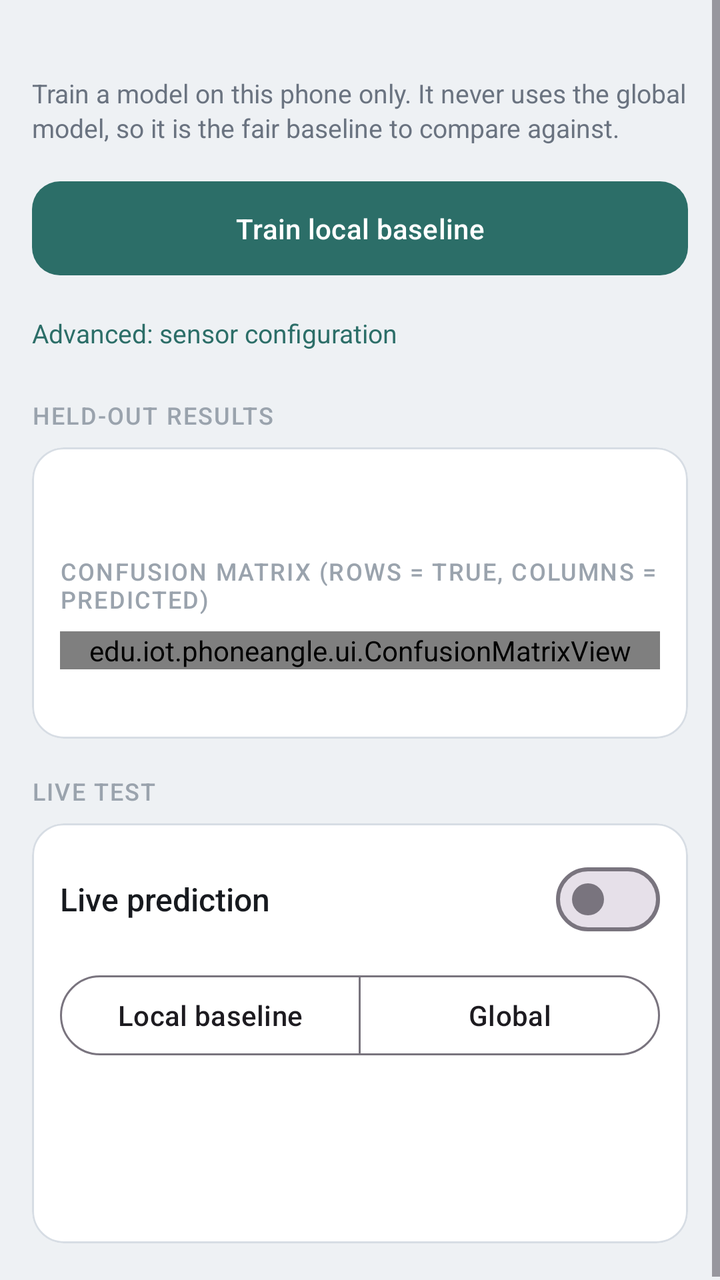
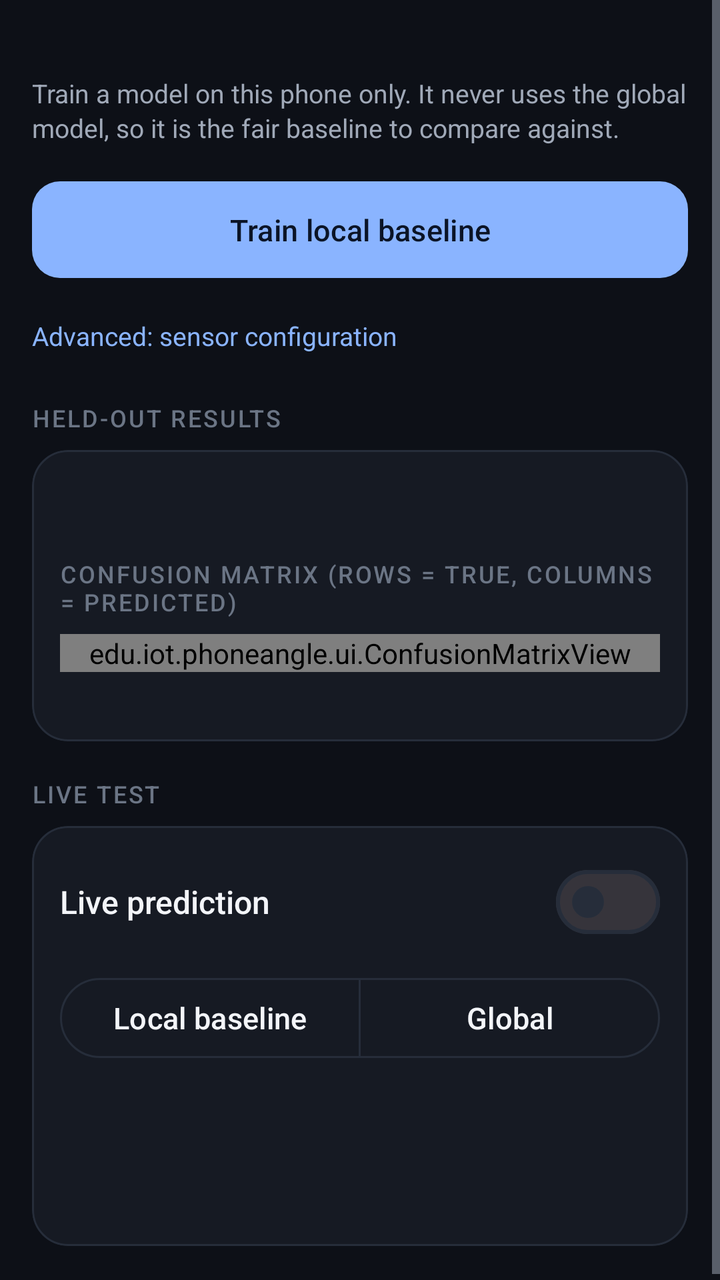

Compare the two renders of this Android layout. The source of the first and the diff that turns it into the second are given below.
<!-- AndroidManifest.xml: application theme Theme.PhoneAngle -->
<!-- res/layout/fragment_model.xml -->
<?xml version="1.0" encoding="utf-8"?>
<ScrollView xmlns:android="http://schemas.android.com/apk/res/android"
    xmlns:app="http://schemas.android.com/apk/res-auto"
    android:layout_width="match_parent"
    android:layout_height="match_parent"
    android:clipToPadding="false"
    android:fillViewport="true">

    <LinearLayout
        android:layout_width="match_parent"
        android:layout_height="wrap_content"
        android:orientation="vertical"
        android:paddingHorizontal="16dp"
        android:paddingTop="12dp"
        android:paddingBottom="20dp">

        <TextView
            android:id="@+id/modelDataStatus"
            style="@style/Text.App.Title"
            android:layout_width="match_parent"
            android:layout_height="wrap_content" />

        <TextView
            android:id="@+id/modelExplain"
            style="@style/Text.App.Body"
            android:layout_width="match_parent"
            android:layout_height="wrap_content"
            android:layout_marginTop="4dp"
            android:text="@string/model_explain" />

        <com.google.android.material.button.MaterialButton
            android:id="@+id/trainButton"
            android:layout_width="match_parent"
            android:layout_height="wrap_content"
            android:layout_marginTop="14dp"
            android:paddingVertical="14dp"
            android:text="@string/model_train"
            app:backgroundTint="@color/accent"
            app:cornerRadius="14dp" />

        <com.google.android.material.progressindicator.LinearProgressIndicator
            android:id="@+id/trainProgress"
            android:layout_width="match_parent"
            android:layout_height="wrap_content"
            android:layout_marginTop="8dp"
            android:indeterminate="true"
            android:visibility="gone" />

        <TextView
            android:id="@+id/advancedToggle"
            android:layout_width="match_parent"
            android:layout_height="wrap_content"
            android:layout_marginTop="8dp"
            android:paddingVertical="8dp"
            android:text="@string/model_advanced_show"
            android:textColor="@color/accent"
            android:textSize="13sp" />

        <LinearLayout
            android:id="@+id/advancedSection"
            android:layout_width="match_parent"
            android:layout_height="wrap_content"
            android:orientation="vertical"
            android:visibility="gone">

            <TextView
                style="@style/Text.App.Body"
                android:layout_width="match_parent"
                android:layout_height="wrap_content"
                android:text="@string/model_sensor_config_help" />

            <Spinner
                android:id="@+id/sensorConfigSpinner"
                android:layout_width="match_parent"
                android:layout_height="48dp"
                android:layout_marginTop="6dp"
                android:background="@drawable/bg_angle_card" />
        </LinearLayout>

        <TextView
            style="@style/Text.App.Section"
            android:layout_width="match_parent"
            android:layout_height="wrap_content"
            android:layout_marginTop="16dp"
            android:text="@string/model_results_section" />

        <com.google.android.material.card.MaterialCardView
            style="@style/Widget.App.Card"
            android:layout_width="match_parent"
            android:layout_height="wrap_content"
            android:layout_marginTop="8dp">

            <LinearLayout
                android:layout_width="match_parent"
                android:layout_height="wrap_content"
                android:orientation="vertical"
                android:padding="14dp">

                <TextView
                    android:id="@+id/resultSummary"
                    style="@style/Text.App.Body"
                    android:layout_width="match_parent"
                    android:layout_height="wrap_content" />

                <LinearLayout
                    android:id="@+id/perClassContainer"
                    android:layout_width="match_parent"
                    android:layout_height="wrap_content"
                    android:layout_marginTop="8dp"
                    android:orientation="vertical" />

                <TextView
                    android:id="@+id/confusionTitle"
                    style="@style/Text.App.Section"
                    android:layout_width="match_parent"
                    android:layout_height="wrap_content"
                    android:layout_marginTop="14dp"
                    android:text="@string/model_confusion_title" />

                <edu.iot.phoneangle.ui.ConfusionMatrixView
                    android:id="@+id/confusionView"
                    android:layout_width="match_parent"
                    android:layout_height="wrap_content"
                    android:layout_marginTop="8dp" />

                <TextView
                    android:id="@+id/confusionLegend"
                    style="@style/Text.App.Body"
                    android:layout_width="match_parent"
                    android:layout_height="wrap_content"
                    android:layout_marginTop="6dp"
                    android:textSize="11sp" />
            </LinearLayout>
        </com.google.android.material.card.MaterialCardView>

        <TextView
            style="@style/Text.App.Section"
            android:layout_width="match_parent"
            android:layout_height="wrap_content"
            android:layout_marginTop="18dp"
            android:text="@string/model_live_section" />

        <com.google.android.material.card.MaterialCardView
            style="@style/Widget.App.Card"
            android:layout_width="match_parent"
            android:layout_height="wrap_content"
            android:layout_marginTop="8dp">

            <LinearLayout
                android:layout_width="match_parent"
                android:layout_height="wrap_content"
                android:orientation="vertical"
                android:padding="14dp">

                <LinearLayout
                    android:layout_width="match_parent"
                    android:layout_height="wrap_content"
                    android:gravity="center_vertical"
                    android:orientation="horizontal">

                    <TextView
                        style="@style/Text.App.Title"
                        android:layout_width="0dp"
                        android:layout_height="wrap_content"
                        android:layout_weight="1"
                        android:text="@string/model_live_title" />

                    <com.google.android.material.materialswitch.MaterialSwitch
                        android:id="@+id/liveSwitch"
                        android:layout_width="wrap_content"
                        android:layout_height="wrap_content" />
                </LinearLayout>

                <com.google.android.material.button.MaterialButtonToggleGroup
                    android:id="@+id/liveModelToggle"
                    android:layout_width="match_parent"
                    android:layout_height="wrap_content"
                    android:layout_marginTop="10dp"
                    app:selectionRequired="true"
                    app:singleSelection="true">

                    <com.google.android.material.button.MaterialButton
                        android:id="@+id/liveUseBaseline"
                        style="@style/Widget.Material3.Button.OutlinedButton"
                        android:layout_width="0dp"
                        android:layout_height="wrap_content"
                        android:layout_weight="1"
                        android:text="@string/model_live_baseline" />

                    <com.google.android.material.button.MaterialButton
                        android:id="@+id/liveUseGlobal"
                        style="@style/Widget.Material3.Button.OutlinedButton"
                        android:layout_width="0dp"
                        android:layout_height="wrap_content"
                        android:layout_weight="1"
                        android:text="@string/model_live_global" />
                </com.google.android.material.button.MaterialButtonToggleGroup>

                <TextView
                    android:id="@+id/livePose"
                    android:layout_width="match_parent"
                    android:layout_height="wrap_content"
                    android:layout_marginTop="14dp"
                    android:fontFamily="sans-serif-medium"
                    android:textColor="@color/ink"
                    android:textSize="26sp" />

                <TextView
                    android:id="@+id/liveConfidence"
                    android:layout_width="match_parent"
                    android:layout_height="wrap_content"
                    android:textColor="@color/accent"
                    android:textSize="14sp" />

                <LinearLayout
                    android:id="@+id/liveBars"
                    android:layout_width="match_parent"
                    android:layout_height="wrap_content"
                    android:layout_marginTop="8dp"
                    android:orientation="vertical" />
            </LinearLayout>
        </com.google.android.material.card.MaterialCardView>
    </LinearLayout>
</ScrollView>
<!-- resources referenced by this layout -->
<resources>
  <color name="accent">#2C6E68</color>
  <color name="ink">#171A1F</color>
  <string name="model_advanced_show">Advanced: sensor configuration</string>
  <string name="model_confusion_title">Confusion matrix (rows = true, columns = predicted)</string>
  <string name="model_explain">Train a model on this phone only. It never uses the global model, so it is the fair baseline to compare against.</string>
  <string name="model_live_baseline">Local baseline</string>
  <string name="model_live_global">Global</string>
  <string name="model_live_section">Live test</string>
  <string name="model_live_title">Live prediction</string>
  <string name="model_results_section">Held-out results</string>
  <string name="model_sensor_config_help">Pick which sensors the model may use (ablation). Federation always uses all sensors.</string>
  <string name="model_train">Train local baseline</string>
  <style name="Text.App.Section" parent="">
          <item name="android:fontFamily">sans-serif-medium</item>
          <item name="android:textColor">@color/faint</item>
          <item name="android:textSize">12sp</item>
          <item name="android:textAllCaps">true</item>
          <item name="android:letterSpacing">0.06</item>
      </style>
  <style name="Widget.App.Card" parent="Widget.Material3.CardView.Outlined">
          <item name="cardBackgroundColor">@color/surface</item>
          <item name="cardCornerRadius">16dp</item>
          <item name="cardElevation">0dp</item>
          <item name="strokeColor">@color/line</item>
          <item name="strokeWidth">1dp</item>
      </style>
  <style name="Theme.PhoneAngle" parent="Theme.Material3.Light.NoActionBar">
          <item name="colorPrimary">@color/accent</item>
          <item name="colorOnPrimary">@color/btn_primary_text</item>
          <item name="colorSecondaryContainer">@color/accent_soft</item>
          <item name="android:statusBarColor">@color/bg</item>
          <item name="android:navigationBarColor">@color/surface</item>
          <item name="android:windowBackground">@color/bg</item>
          <item name="android:windowLightStatusBar">true</item>
      </style>
  <color name="surface">#FFFFFF</color>
  <color name="muted">#6A7380</color>
  <color name="faint">#9AA3AD</color>
  <color name="line">#D7DDE4</color>
  <color name="btn_primary_text">#FFFFFF</color>
  <color name="accent_soft">#E4F0EE</color>
  <color name="bg">#EEF1F4</color>
  <!-- unchanged entries left out for length: 3 -->
</resources>

<!-- the commit's change to res/layout/fragment_model.xml (unified diff, before → after) -->
@@ -13,6 +13,18 @@
         android:paddingHorizontal="16dp"
         android:paddingTop="12dp"
         android:paddingBottom="20dp">
+
+        <TextView
+            android:id="@+id/typedGateBanner"
+            style="@style/Text.App.Body"
+            android:layout_width="match_parent"
+            android:layout_height="wrap_content"
+            android:layout_marginBottom="10dp"
+            android:background="@drawable/bg_angle_card"
+            android:padding="12dp"
+            android:text="@string/typed_gated_banner"
+            android:textColor="@color/ink"
+            android:visibility="gone" />
 
         <TextView
             android:id="@+id/modelDataStatus"
<!-- resource entries referenced after the edit -->
@@ -1,7 +1,7 @@
 <!-- resources referenced by this layout -->
 <resources>
-  <color name="accent">#2C6E68</color>
-  <color name="ink">#171A1F</color>
+  <color name="accent">#8AB4FF</color>
+  <color name="ink">#F3F5F9</color>
   <string name="model_advanced_show">Advanced: sensor configuration</string>
   <string name="model_confusion_title">Confusion matrix (rows = true, columns = predicted)</string>
   <string name="model_explain">Train a model on this phone only. It never uses the global model, so it is the fair baseline to compare against.</string>
@@ -12,36 +12,61 @@
   <string name="model_results_section">Held-out results</string>
   <string name="model_sensor_config_help">Pick which sensors the model may use (ablation). Federation always uses all sensors.</string>
   <string name="model_train">Train local baseline</string>
+  <string name="typed_gated_banner">Pose models only for now. Switch Collect to Poses (or pick Poses on Home) to train, sync rounds, or compare.</string>
   <style name="Text.App.Section" parent="">
           <item name="android:fontFamily">sans-serif-medium</item>
           <item name="android:textColor">@color/faint</item>
           <item name="android:textSize">12sp</item>
           <item name="android:textAllCaps">true</item>
-          <item name="android:letterSpacing">0.06</item>
+          <item name="android:letterSpacing">0.08</item>
       </style>
   <style name="Widget.App.Card" parent="Widget.Material3.CardView.Outlined">
           <item name="cardBackgroundColor">@color/surface</item>
-          <item name="cardCornerRadius">16dp</item>
+          <item name="cardCornerRadius">18dp</item>
           <item name="cardElevation">0dp</item>
           <item name="strokeColor">@color/line</item>
           <item name="strokeWidth">1dp</item>
       </style>
-  <style name="Theme.PhoneAngle" parent="Theme.Material3.Light.NoActionBar">
+  <style name="Theme.PhoneAngle" parent="Theme.Material3.Dark.NoActionBar">
           <item name="colorPrimary">@color/accent</item>
           <item name="colorOnPrimary">@color/btn_primary_text</item>
+          <item name="colorPrimaryContainer">@color/accent_soft</item>
+          <item name="colorOnPrimaryContainer">@color/accent</item>
           <item name="colorSecondaryContainer">@color/accent_soft</item>
+          <item name="colorOnSecondaryContainer">@color/accent</item>
+          <item name="colorSurface">@color/surface</item>
+          <item name="colorOnSurface">@color/ink</item>
+          <item name="colorSurfaceVariant">@color/surface_high</item>
+          <item name="colorOnSurfaceVariant">@color/muted</item>
+          <item name="colorOutline">@color/line</item>
+          <item name="colorOutlineVariant">@color/line</item>
+          <item name="android:colorBackground">@color/bg</item>
           <item name="android:statusBarColor">@color/bg</item>
           <item name="android:navigationBarColor">@color/surface</item>
           <item name="android:windowBackground">@color/bg</item>
-          <item name="android:windowLightStatusBar">true</item>
+          <item name="android:windowLightStatusBar">false</item>
+          <item name="android:textColorPrimary">@color/ink</item>
+          <item name="android:textColorSecondary">@color/muted</item>
+          <item name="materialButtonStyle">@style/Widget.App.Button</item>
       </style>
-  <color name="surface">#FFFFFF</color>
-  <color name="muted">#6A7380</color>
-  <color name="faint">#9AA3AD</color>
-  <color name="line">#D7DDE4</color>
-  <color name="btn_primary_text">#FFFFFF</color>
-  <color name="accent_soft">#E4F0EE</color>
-  <color name="bg">#EEF1F4</color>
+  <color name="surface">#161A23</color>
+  <color name="muted">#A0A9B8</color>
+  <color name="faint">#6B7585</color>
+  <color name="line">#262D3A</color>
+  <color name="btn_primary_text">#0B1426</color>
+  <color name="accent_soft">#1D2B4A</color>
+  <color name="surface_high">#1E2430</color>
+  <color name="bg">#0D1017</color>
+  <style name="Widget.App.Button" parent="Widget.Material3.Button">
+          <item name="backgroundTint">@color/accent</item>
+          <item name="android:textColor">@color/btn_primary_text</item>
+          <item name="cornerRadius">14dp</item>
+          <item name="android:textAllCaps">false</item>
+          <item name="android:textSize">15sp</item>
+          <item name="android:fontFamily">sans-serif-medium</item>
+          <item name="android:paddingTop">13dp</item>
+          <item name="android:paddingBottom">13dp</item>
+      </style>
   <!-- unchanged entries left out for length: 3 -->
 </resources>
 
